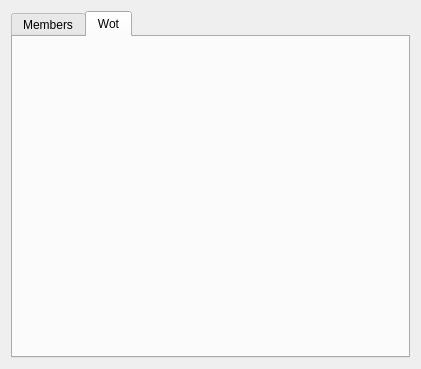
Before: the Qt Designer form res/ui/community_tab.ui in duniter/sakia, drawn with Qt 5.
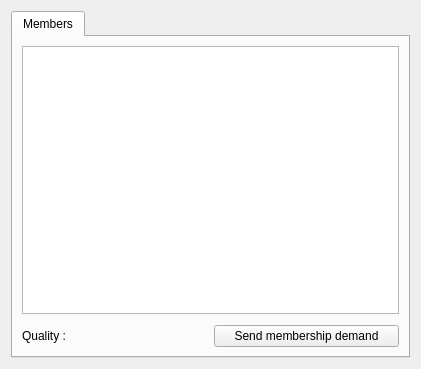
After: the same form once the commit is applied.

What changed in the file:
```diff
--- a/res/ui/community_tab.ui
+++ b/res/ui/community_tab.ui
@@ -17,7 +17,7 @@
    <item>
     <widget class="QTabWidget" name="tabs_community">
      <property name="currentIndex">
-      <number>1</number>
+      <number>0</number>
      </property>
      <widget class="QWidget" name="tab_members">
       <attribute name="title">
@@ -57,12 +57,6 @@
        </item>
       </layout>
      </widget>
-     <widget class="QWidget" name="tab_wot">
-      <attribute name="title">
-       <string>Wot</string>
-      </attribute>
-      <layout class="QVBoxLayout" name="verticalLayout_2"/>
-     </widget>
     </widget>
    </item>
   </layout>
```
Left out of the diff: 2 changed lines with no effect on the pictures.
